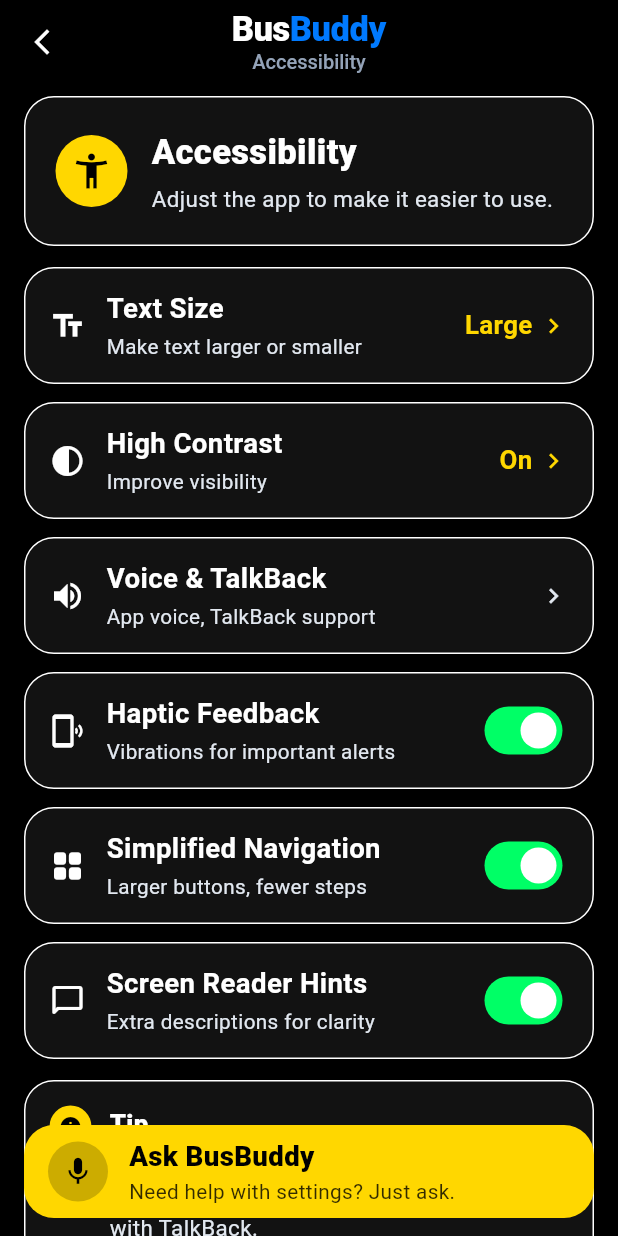
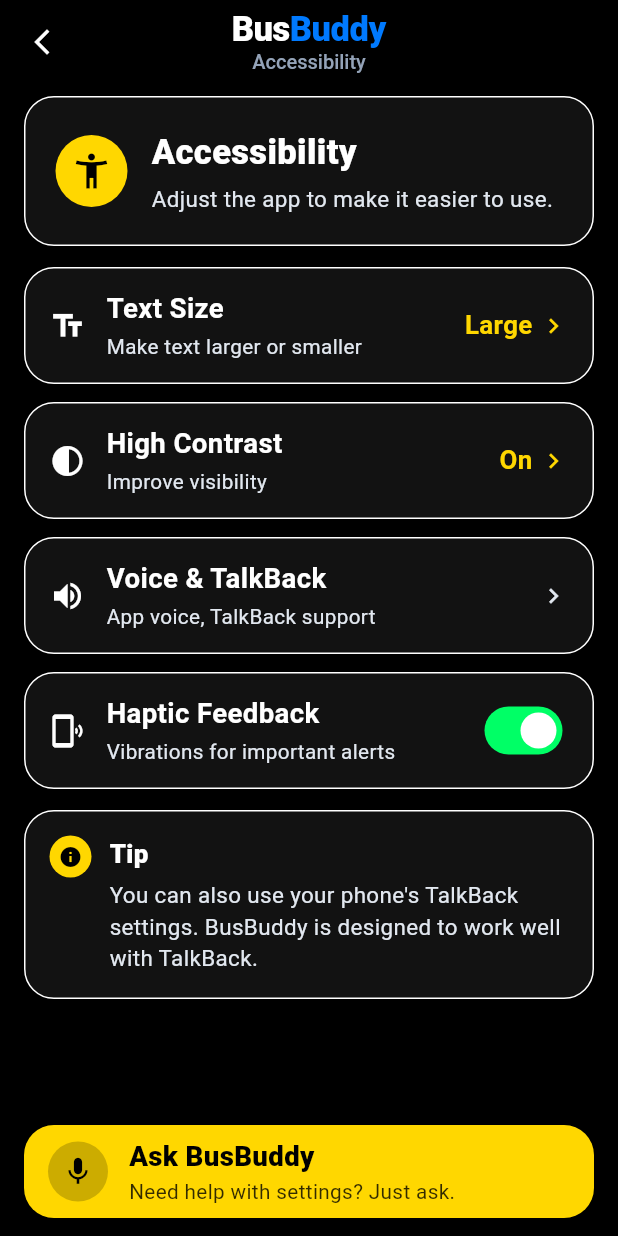
Before and after one commit to sricharan24-byte/HELEN, a Flutter app: the AccessibilitySettingsPage screen opened directly, on a phone screen of 412 x 824 dp. Run offline on Flutter 3.47's test engine with Material 3 defaults, Android fonts, the phone set to English and light mode, and no system bars; our stand-ins replace flutter_map, latlong2, shared_preferences; missing offline and left inert: dart:html, dart:js, dart:js_util; accounts and stored records are empty.

Commit message:
fix(settings): make the haptic switch honest, drop the two lying ones
BUS-P2-06. The Accessibility screen carried three switches whose values
nothing read. "Haptic Feedback — Vibrations for important alerts" is now
true: it gates a real HapticFeedback.heavyImpact() on the SOS broadcast,
the app's one important alert. The SOS path already asks for confirmation,
so the vibration lands on the tap that arms it.

"Simplified Navigation" and "Screen Reader Hints" are deleted along with
their settings state. Neither name described a behaviour anyone had
defined; wiring them meant inventing a layout system and a hint-copy
system from nothing. A switch in an accessibility screen that changes
nothing is the same lie as the Chunk 45 microphone state, and this app's
own AGENTS.md is explicit that failure messages and UI must name the real
reason. Re-add either when a real behaviour is behind it.

Test asserts both directions: haptics on -> SOS vibrates, off -> it does
not, so the switch can never silently become a no-op again.
430 -> 431 tests, green.

```diff
--- a/lib/core/settings/app_settings_controller.dart
+++ b/lib/core/settings/app_settings_controller.dart
@@ -38,8 +38,6 @@
       ]);
       highContrast = choice('highContrast', highContrast, ['On', 'Off']);
       hapticFeedback = flag('hapticFeedback', hapticFeedback);
-      simplifiedNav = flag('simplifiedNav', simplifiedNav);
-      screenReaderHints = flag('screenReaderHints', screenReaderHints);
       adaptiveUi = flag('adaptiveUi', adaptiveUi);
       startingScreen = choice('startingScreen', startingScreen, [
         'Home',
@@ -123,8 +121,6 @@
     'textSize': textSize,
     'highContrast': highContrast,
     'hapticFeedback': hapticFeedback,
-    'simplifiedNav': simplifiedNav,
-    'screenReaderHints': screenReaderHints,
     'adaptiveUi': adaptiveUi,
     'startingScreen': startingScreen,
     'preferredLanguage': preferredLanguage,
@@ -147,8 +143,6 @@
   String highContrast = 'On';
   bool get isHighContrast => highContrast == 'On';
   bool hapticFeedback = true;
-  bool simplifiedNav = true;
-  bool screenReaderHints = true;
 
   bool adaptiveUi = true;
   String startingScreen = 'Home';
@@ -267,16 +261,6 @@
     notifyListeners();
   }
 
-  void updateSimplifiedNav(bool val) {
-    simplifiedNav = val;
-    notifyListeners();
-  }
-
-  void updateScreenReaderHints(bool val) {
-    screenReaderHints = val;
-    notifyListeners();
-  }
-
   void updateAdaptiveUi(bool val) {
     adaptiveUi = val;
     notifyListeners();
@@ -377,8 +361,6 @@
     textSize = 'Large';
     highContrast = 'On';
     hapticFeedback = true;
-    simplifiedNav = true;
-    screenReaderHints = true;
     adaptiveUi = true;
     startingScreen = 'Home';
     preferredLanguage = 'English';
--- a/lib/features/settings/accessibility_settings_page.dart
+++ b/lib/features/settings/accessibility_settings_page.dart
@@ -35,8 +35,6 @@
   String get _textSize => _settings.textSize;
   String get _highContrast => _settings.highContrast;
   bool get _hapticFeedback => _settings.hapticFeedback;
-  bool get _simplifiedNav => _settings.simplifiedNav;
-  bool get _screenReaderHints => _settings.screenReaderHints;
 
   void _showTextSizePicker() {
     final colors = AppTheme.colors(context);
@@ -244,6 +242,14 @@
                 const SizedBox(height: 12),
 
                 // ── Card 4: Haptic Feedback ─────────────────────────────
+                // Honest (BUS-P2-06): the switch gates a real
+                // HapticFeedback.heavyImpact() on the SOS broadcast, the
+                // app's one "important alert". The two cards that used to
+                // sit here — "Simplified Navigation" and "Screen Reader
+                // Hints" — were deleted because nothing read their values.
+                // A switch that changes nothing is a lie in an
+                // accessibility screen. Re-add one when a real behaviour
+                // is behind it.
                 _buildDarkCard(
                   icon: Icons.phonelink_ring,
                   title: 'Haptic Feedback',
@@ -253,36 +259,6 @@
                     activeThumbColor: Colors.white,
                     activeTrackColor: colors.statusSuccess,
                     onChanged: (val) => setState(() => _settings.updateHapticFeedback(val)),
-                  ),
-                  colors: colors,
-                ),
-                const SizedBox(height: 12),
-
-                // ── Card 5: Simplified Navigation ───────────────────────
-                _buildDarkCard(
-                  icon: Icons.grid_view_rounded,
-                  title: 'Simplified Navigation',
-                  subtitle: 'Larger buttons, fewer steps',
-                  trailing: Switch(
-                    value: _simplifiedNav,
-                    activeThumbColor: Colors.white,
-                    activeTrackColor: colors.statusSuccess,
-                    onChanged: (val) => setState(() => _settings.updateSimplifiedNav(val)),
-                  ),
-                  colors: colors,
-                ),
-                const SizedBox(height: 12),
-
-                // ── Card 6: Screen Reader Hints ─────────────────────────
-                _buildDarkCard(
-                  icon: Icons.chat_bubble_outline_rounded,
-                  title: 'Screen Reader Hints',
-                  subtitle: 'Extra descriptions for clarity',
-                  trailing: Switch(
-                    value: _screenReaderHints,
-                    activeThumbColor: Colors.white,
-                    activeTrackColor: colors.statusSuccess,
-                    onChanged: (val) => setState(() => _settings.updateScreenReaderHints(val)),
                   ),
                   colors: colors,
                 ),
```
Also changed, not shown: lib/features/safety/safety_sharing_page.dart (+9 -0 lines), 2 other files.
